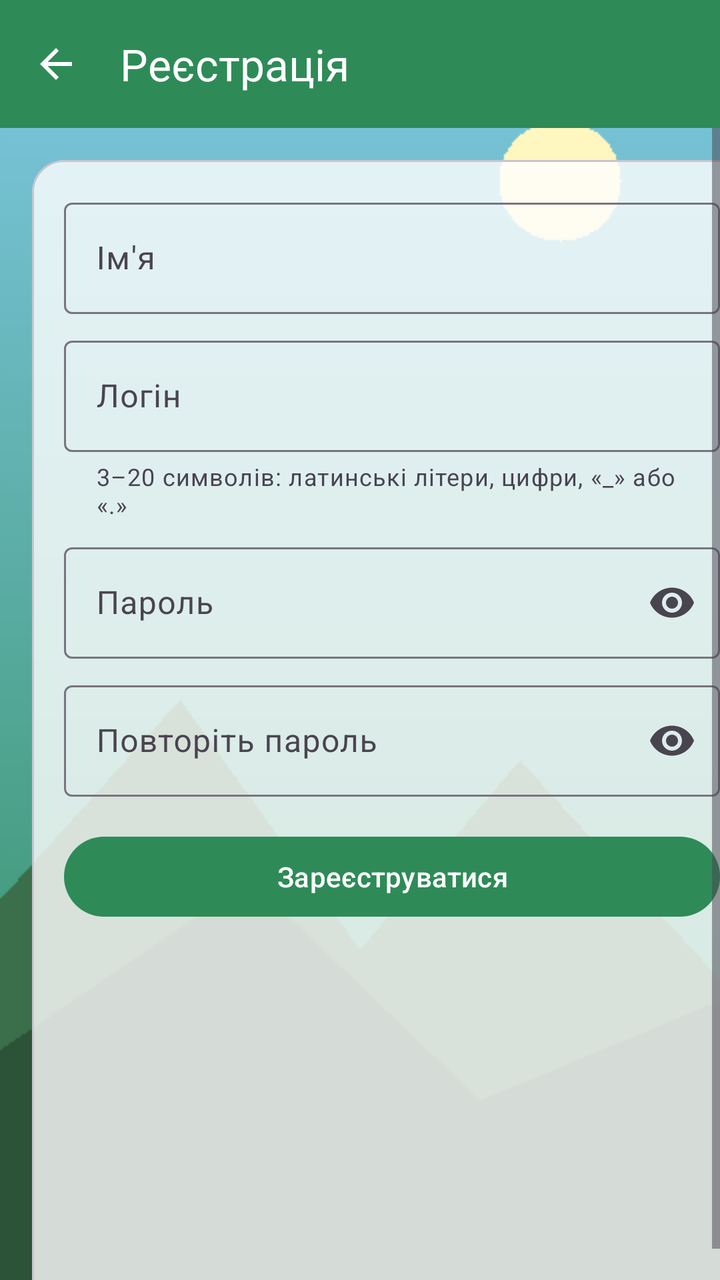
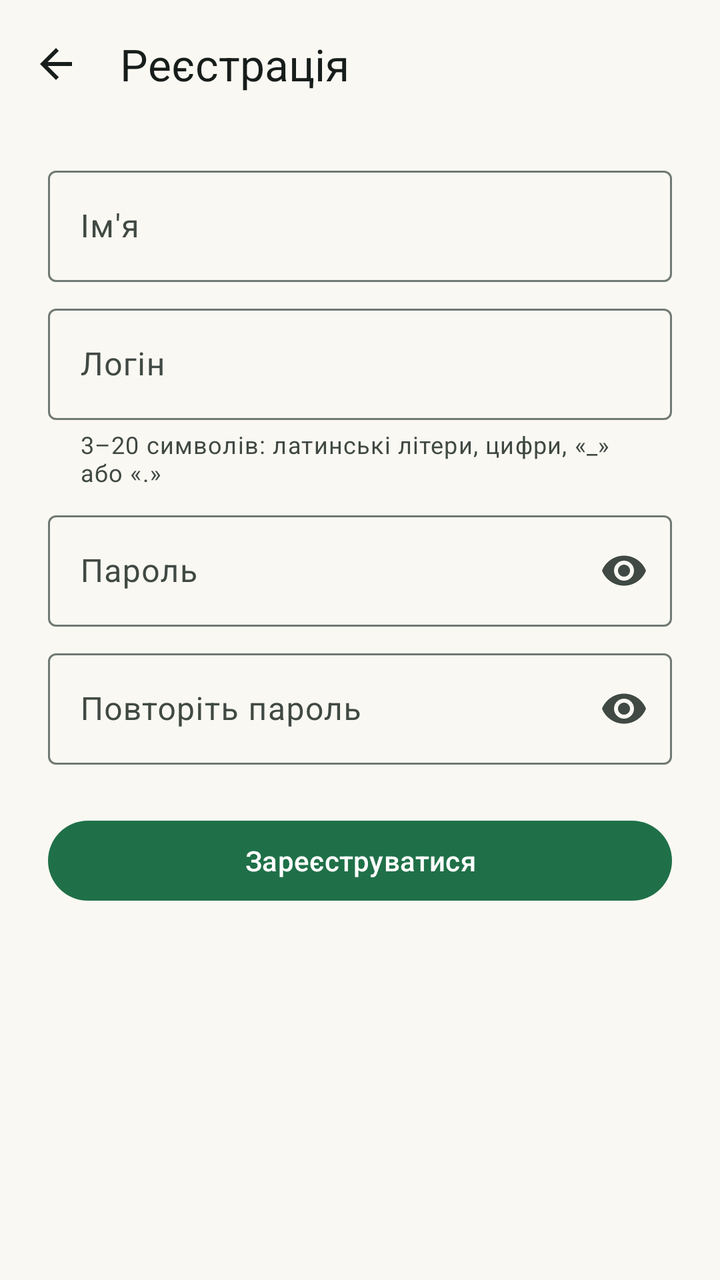

Screens rendered from an Android XML layout before and after an edit, with the pre-edit source and the edit as a unified diff.
<!-- AndroidManifest.xml: application theme Theme.TourSpots -->
<!-- res/layout/activity_register.xml -->
<?xml version="1.0" encoding="utf-8"?>
<LinearLayout xmlns:android="http://schemas.android.com/apk/res/android"
    xmlns:app="http://schemas.android.com/apk/res-auto"
    xmlns:tools="http://schemas.android.com/tools"
    android:layout_width="match_parent"
    android:layout_height="match_parent"
    android:background="@drawable/bg_main"
    android:orientation="vertical"
    tools:context=".auth.RegisterActivity">

    <com.google.android.material.appbar.MaterialToolbar
        android:id="@+id/toolbar"
        android:layout_width="match_parent"
        android:layout_height="?attr/actionBarSize"
        android:background="@color/green_primary"
        app:navigationIcon="?attr/homeAsUpIndicator"
        app:navigationIconTint="@color/white"
        app:title="@string/register_title"
        app:titleTextColor="@color/white" />

    <ScrollView
        android:layout_width="match_parent"
        android:layout_height="match_parent"
        android:fillViewport="true">

        <com.google.android.material.card.MaterialCardView
            android:layout_width="match_parent"
            android:layout_height="wrap_content"
            android:layout_margin="16dp"
            app:cardBackgroundColor="@color/card_scrim"
            app:cardCornerRadius="16dp">

            <LinearLayout
                android:layout_width="match_parent"
                android:layout_height="wrap_content"
                android:orientation="vertical"
                android:padding="16dp">

                <com.google.android.material.textfield.TextInputLayout
                    android:id="@+id/tilName"
                    style="@style/Widget.Material3.TextInputLayout.OutlinedBox"
                    android:layout_width="match_parent"
                    android:layout_height="wrap_content"
                    android:hint="@string/name_hint">

                    <com.google.android.material.textfield.TextInputEditText
                        android:id="@+id/etName"
                        android:layout_width="match_parent"
                        android:layout_height="wrap_content"
                        android:autofillHints="name"
                        android:inputType="textPersonName|textCapWords"
                        android:maxLines="1" />
                </com.google.android.material.textfield.TextInputLayout>

                <com.google.android.material.textfield.TextInputLayout
                    android:id="@+id/tilLogin"
                    style="@style/Widget.Material3.TextInputLayout.OutlinedBox"
                    android:layout_width="match_parent"
                    android:layout_height="wrap_content"
                    android:layout_marginTop="8dp"
                    android:hint="@string/login_hint"
                    app:helperText="@string/login_helper">

                    <com.google.android.material.textfield.TextInputEditText
                        android:id="@+id/etLogin"
                        android:layout_width="match_parent"
                        android:layout_height="wrap_content"
                        android:autofillHints="username"
                        android:inputType="text"
                        android:maxLines="1" />
                </com.google.android.material.textfield.TextInputLayout>

                <com.google.android.material.textfield.TextInputLayout
                    android:id="@+id/tilPassword"
                    style="@style/Widget.Material3.TextInputLayout.OutlinedBox"
                    android:layout_width="match_parent"
                    android:layout_height="wrap_content"
                    android:layout_marginTop="8dp"
                    android:hint="@string/password_hint"
                    app:endIconMode="password_toggle">

                    <com.google.android.material.textfield.TextInputEditText
                        android:id="@+id/etPassword"
                        android:layout_width="match_parent"
                        android:layout_height="wrap_content"
                        android:autofillHints="newPassword"
                        android:inputType="textPassword"
                        android:maxLines="1" />
                </com.google.android.material.textfield.TextInputLayout>

                <com.google.android.material.textfield.TextInputLayout
                    android:id="@+id/tilConfirm"
                    style="@style/Widget.Material3.TextInputLayout.OutlinedBox"
                    android:layout_width="match_parent"
                    android:layout_height="wrap_content"
                    android:layout_marginTop="8dp"
                    android:hint="@string/confirm_password_hint"
                    app:endIconMode="password_toggle">

                    <com.google.android.material.textfield.TextInputEditText
                        android:id="@+id/etConfirm"
                        android:layout_width="match_parent"
                        android:layout_height="wrap_content"
                        android:autofillHints="newPassword"
                        android:inputType="textPassword"
                        android:maxLines="1" />
                </com.google.android.material.textfield.TextInputLayout>

                <Button
                    android:id="@+id/btnRegister"
                    android:layout_width="match_parent"
                    android:layout_height="wrap_content"
                    android:layout_marginTop="16dp"
                    android:text="@string/register_button" />
            </LinearLayout>
        </com.google.android.material.card.MaterialCardView>
    </ScrollView>
</LinearLayout>
<!-- resources referenced by this layout -->
<resources>
  <color name="card_scrim">#CCFFFFFF</color>
  <color name="green_primary">#2E8B57</color>
  <color name="white">#FFFFFF</color>
  <!-- drawable bg_main: png bitmap (drawable-nodpi, 4078 bytes) -->
  <style name="Theme.TourSpots" parent="Theme.Material3.Light.NoActionBar">
          <item name="colorPrimary">@color/green_primary</item>
          <item name="colorOnPrimary">@color/white</item>
          <item name="colorSecondary">@color/sky</item>
      </style>
  <color name="sky">#7EC8E3</color>
  <!-- unchanged entries left out for length: 7 -->
</resources>

<!-- the commit's change to res/layout/activity_register.xml (unified diff, before → after) -->
@@ -4,7 +4,7 @@
     xmlns:tools="http://schemas.android.com/tools"
     android:layout_width="match_parent"
     android:layout_height="match_parent"
-    android:background="@drawable/bg_main"
+    android:background="?attr/colorSurface"
     android:orientation="vertical"
     tools:context=".auth.RegisterActivity">
 
@@ -12,107 +12,102 @@
         android:id="@+id/toolbar"
         android:layout_width="match_parent"
         android:layout_height="?attr/actionBarSize"
-        android:background="@color/green_primary"
+        android:background="?attr/colorSurface"
         app:navigationIcon="?attr/homeAsUpIndicator"
-        app:navigationIconTint="@color/white"
+        app:navigationIconTint="?attr/colorOnSurface"
         app:title="@string/register_title"
-        app:titleTextColor="@color/white" />
+        app:titleTextColor="?attr/colorOnSurface" />
 
     <ScrollView
         android:layout_width="match_parent"
         android:layout_height="match_parent"
         android:fillViewport="true">
 
-        <com.google.android.material.card.MaterialCardView
+        <LinearLayout
             android:layout_width="match_parent"
             android:layout_height="wrap_content"
-            android:layout_margin="16dp"
-            app:cardBackgroundColor="@color/card_scrim"
-            app:cardCornerRadius="16dp">
+            android:orientation="vertical"
+            android:paddingHorizontal="@dimen/space_24"
+            android:paddingBottom="@dimen/space_24">
 
-            <LinearLayout
+            <com.google.android.material.textfield.TextInputLayout
+                android:id="@+id/tilName"
+                style="@style/Widget.Material3.TextInputLayout.OutlinedBox"
                 android:layout_width="match_parent"
                 android:layout_height="wrap_content"
-                android:orientation="vertical"
-                android:padding="16dp">
+                android:layout_marginTop="@dimen/space_16"
+                android:hint="@string/name_hint">
 
-                <com.google.android.material.textfield.TextInputLayout
-                    android:id="@+id/tilName"
-                    style="@style/Widget.Material3.TextInputLayout.OutlinedBox"
+                <com.google.android.material.textfield.TextInputEditText
+                    android:id="@+id/etName"
                     android:layout_width="match_parent"
                     android:layout_height="wrap_content"
-                    android:hint="@string/name_hint">
+                    android:autofillHints="name"
+                    android:inputType="textPersonName|textCapWords"
+                    android:maxLines="1" />
+            </com.google.android.material.textfield.TextInputLayout>
 
-                    <com.google.android.material.textfield.TextInputEditText
-                        android:id="@+id/etName"
-                        android:layout_width="match_parent"
-                        android:layout_height="wrap_content"
-                        android:autofillHints="name"
-                        android:inputType="textPersonName|textCapWords"
-                        android:maxLines="1" />
-                </com.google.android.material.textfield.TextInputLayout>
+            <com.google.android.material.textfield.TextInputLayout
+                android:id="@+id/tilLogin"
+                style="@style/Widget.Material3.TextInputLayout.OutlinedBox"
+                android:layout_width="match_parent"
+                android:layout_height="wrap_content"
+                android:layout_marginTop="@dimen/space_8"
+                android:hint="@string/login_hint"
+                app:helperText="@string/login_helper">
 
-                <com.google.android.material.textfield.TextInputLayout
-                    android:id="@+id/tilLogin"
-                    style="@style/Widget.Material3.TextInputLayout.OutlinedBox"
+                <com.google.android.material.textfield.TextInputEditText
+                    android:id="@+id/etLogin"
                     android:layout_width="match_parent"
                     android:layout_height="wrap_content"
-                    android:layout_marginTop="8dp"
-                    android:hint="@string/login_hint"
-                    app:helperText="@string/login_helper">
+                    android:autofillHints="username"
+                    android:inputType="text"
+                    android:maxLines="1" />
+            </com.google.android.material.textfield.TextInputLayout>
 
-                    <com.google.android.material.textfield.TextInputEditText
-                        android:id="@+id/etLogin"
-                        android:layout_width="match_parent"
-                        android:layout_height="wrap_content"
-                        android:autofillHints="username"
-                        android:inputType="text"
-                        android:maxLines="1" />
-                </com.google.android.material.textfield.TextInputLayout>
+            <com.google.android.material.textfield.TextInputLayout
+                android:id="@+id/tilPassword"
+                style="@style/Widget.Material3.TextInputLayout.OutlinedBox"
+                android:layout_width="match_parent"
+                android:layout_height="wrap_content"
+                android:layout_marginTop="@dimen/space_8"
+                android:hint="@string/password_hint"
+                app:endIconMode="password_toggle">
 
-                <com.google.android.material.textfield.TextInputLayout
-                    android:id="@+id/tilPassword"
-                    style="@style/Widget.Material3.TextInputLayout.OutlinedBox"
+                <com.google.android.material.textfield.TextInputEditText
+                    android:id="@+id/etPassword"
                     android:layout_width="match_parent"
                     android:layout_height="wrap_content"
-                    android:layout_marginTop="8dp"
-                    android:hint="@string/password_hint"
-                    app:endIconMode="password_toggle">
+                    android:autofillHints="newPassword"
+                    android:inputType="textPassword"
+                    android:maxLines="1" />
+            </com.google.android.material.textfield.TextInputLayout>
 
-                    <com.google.android.material.textfield.TextInputEditText
-                        android:id="@+id/etPassword"
-                        android:layout_width="match_parent"
-                        android:layout_height="wrap_content"
-                        android:autofillHints="newPassword"
-                        android:inputType="textPassword"
-                        android:maxLines="1" />
-                </com.google.android.material.textfield.TextInputLayout>
+            <com.google.android.material.textfield.TextInputLayout
+                android:id="@+id/tilConfirm"
+                style="@style/Widget.Material3.TextInputLayout.OutlinedBox"
+                android:layout_width="match_parent"
+                android:layout_height="wrap_content"
+                android:layout_marginTop="@dimen/space_8"
+                android:hint="@string/confirm_password_hint"
+                app:endIconMode="password_toggle">
 
-                <com.google.android.material.textfield.TextInputLayout
-                    android:id="@+id/tilConfirm"
-                    style="@style/Widget.Material3.TextInputLayout.OutlinedBox"
+                <com.google.android.material.textfield.TextInputEditText
+                    android:id="@+id/etConfirm"
                     android:layout_width="match_parent"
                     android:layout_height="wrap_content"
-                    android:layout_marginTop="8dp"
-                    android:hint="@string/confirm_password_hint"
-                    app:endIconMode="password_toggle">
+                    android:autofillHints="newPassword"
+                    android:inputType="textPassword"
+                    android:maxLines="1" />
+            </com.google.android.material.textfield.TextInputLayout>
 
-                    <com.google.android.material.textfield.TextInputEditText
-                        android:id="@+id/etConfirm"
-                        android:layout_width="match_parent"
-                        android:layout_height="wrap_content"
-                        android:autofillHints="newPassword"
-                        android:inputType="textPassword"
-                        android:maxLines="1" />
-                </com.google.android.material.textfield.TextInputLayout>
-
-                <Button
-                    android:id="@+id/btnRegister"
-                    android:layout_width="match_parent"
-                    android:layout_height="wrap_content"
-                    android:layout_marginTop="16dp"
-                    android:text="@string/register_button" />
-            </LinearLayout>
-        </com.google.android.material.card.MaterialCardView>
+            <Button
+                android:id="@+id/btnRegister"
+                style="@style/Widget.Material3.Button"
+                android:layout_width="match_parent"
+                android:layout_height="wrap_content"
+                android:layout_marginTop="@dimen/space_24"
+                android:text="@string/register_button" />
+        </LinearLayout>
     </ScrollView>
 </LinearLayout>
<!-- resource entries referenced after the edit -->
@@ -1,15 +1,76 @@
 <!-- resources referenced by this layout -->
 <resources>
-  <color name="card_scrim">#CCFFFFFF</color>
-  <color name="green_primary">#2E8B57</color>
-  <color name="white">#FFFFFF</color>
-  <!-- drawable bg_main: png bitmap (drawable-nodpi, 4078 bytes) -->
-  <style name="Theme.TourSpots" parent="Theme.Material3.Light.NoActionBar">
-          <item name="colorPrimary">@color/green_primary</item>
-          <item name="colorOnPrimary">@color/white</item>
-          <item name="colorSecondary">@color/sky</item>
+  <dimen name="space_16">16dp</dimen>
+  <dimen name="space_24">24dp</dimen>
+  <dimen name="space_8">8dp</dimen>
+  <style name="Theme.TourSpots" parent="Theme.Material3.DayNight.NoActionBar">
+          <item name="colorPrimary">@color/md_primary</item>
+          <item name="colorOnPrimary">@color/md_on_primary</item>
+          <item name="colorPrimaryContainer">@color/md_primary_container</item>
+          <item name="colorOnPrimaryContainer">@color/md_on_primary_container</item>
+          <item name="colorSecondary">@color/md_secondary</item>
+          <item name="colorOnSecondary">@color/md_on_secondary</item>
+          <item name="colorSecondaryContainer">@color/md_secondary_container</item>
+          <item name="colorOnSecondaryContainer">@color/md_on_secondary_container</item>
+          <item name="colorTertiary">@color/md_tertiary</item>
+          <item name="colorOnTertiary">@color/md_on_tertiary</item>
+          <item name="colorTertiaryContainer">@color/md_tertiary_container</item>
+          <item name="colorOnTertiaryContainer">@color/md_on_tertiary_container</item>
+          <item name="colorSurface">@color/md_surface</item>
+          <item name="colorOnSurface">@color/md_on_surface</item>
+          <item name="colorSurfaceVariant">@color/md_surface_variant</item>
+          <item name="colorOnSurfaceVariant">@color/md_on_surface_variant</item>
+          <item name="colorSurfaceContainer">@color/md_surface_container</item>
+          <item name="colorSurfaceContainerHigh">@color/md_surface_container_high</item>
+          <item name="colorOutline">@color/md_outline</item>
+          <item name="colorError">@color/md_error</item>
+          <item name="colorOnError">@color/md_on_error</item>
+          <item name="android:colorBackground">@color/md_surface</item>
+          <item name="android:windowBackground">@color/md_surface</item>
+          <item name="android:statusBarColor">@android:color/transparent</item>
+          <item name="android:navigationBarColor">@android:color/transparent</item>
+          <item name="android:windowLightStatusBar">true</item>
+          <item name="android:windowLightNavigationBar">true</item>
+          <item name="shapeAppearanceSmallComponent">@style/ShapeAppearance.TourSpots.Small</item>
+          <item name="shapeAppearanceMediumComponent">@style/ShapeAppearance.TourSpots.Medium</item>
+          <item name="shapeAppearanceLargeComponent">@style/ShapeAppearance.TourSpots.Large</item>
       </style>
-  <color name="sky">#7EC8E3</color>
+  <color name="md_primary">#1F7048</color>
+  <color name="md_on_primary">#FFFFFF</color>
+  <color name="md_primary_container">#B4F0CB</color>
+  <color name="md_on_primary_container">#00210F</color>
+  <color name="md_secondary">#3F6374</color>
+  <color name="md_on_secondary">#FFFFFF</color>
+  <color name="md_secondary_container">#C3E8FB</color>
+  <color name="md_on_secondary_container">#001F2A</color>
+  <color name="md_tertiary">#7EC8E3</color>
+  <color name="md_on_tertiary">#003547</color>
+  <color name="md_tertiary_container">#D0EEFA</color>
+  <color name="md_on_tertiary_container">#001F2A</color>
+  <color name="md_surface">#FAF8F3</color>
+  <color name="md_on_surface">#171D1A</color>
+  <color name="md_surface_variant">#DCE5DD</color>
+  <color name="md_on_surface_variant">#404943</color>
+  <color name="md_surface_container">#EAF0EB</color>
+  <color name="md_surface_container_high">#E4EAE5</color>
+  <color name="md_outline">#707973</color>
+  <color name="md_error">#BA1A1A</color>
+  <color name="md_on_error">#FFFFFF</color>
+  <style name="ShapeAppearance.TourSpots.Small" parent="ShapeAppearance.Material3.SmallComponent">
+          <item name="cornerFamily">rounded</item>
+          <item name="cornerSize">@dimen/corner_small</item>
+      </style>
+  <style name="ShapeAppearance.TourSpots.Medium" parent="ShapeAppearance.Material3.MediumComponent">
+          <item name="cornerFamily">rounded</item>
+          <item name="cornerSize">@dimen/corner_medium</item>
+      </style>
+  <style name="ShapeAppearance.TourSpots.Large" parent="ShapeAppearance.Material3.LargeComponent">
+          <item name="cornerFamily">rounded</item>
+          <item name="cornerSize">@dimen/corner_large</item>
+      </style>
+  <dimen name="corner_small">8dp</dimen>
+  <dimen name="corner_medium">12dp</dimen>
+  <dimen name="corner_large">28dp</dimen>
   <!-- unchanged entries left out for length: 7 -->
 </resources>
 
